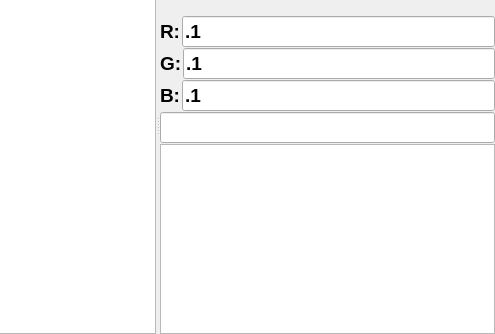
First picture: the form in model/ImageColorPicker.ui, repository LeStahL/saege, before the edit; both pictures show x 180 to 675 and y 85 to 419 of the 675 by 419 pixel window.
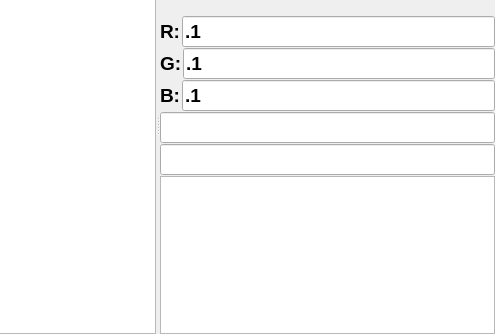
Second picture: the form after the edit.

Commit message: added inkscape feature

Patch:
```diff
--- a/model/ImageColorPicker.ui
+++ b/model/ImageColorPicker.ui
@@ -32,7 +32,7 @@
       <enum>Qt::Horizontal</enum>
      </property>
      <widget class="QGraphicsView" name="graphicsView"/>
-     <widget class="QWidget" name="">
+     <widget class="QWidget" name="layoutWidget">
       <layout class="QVBoxLayout" name="verticalLayout">
        <property name="spacing">
         <number>1</number>
@@ -189,6 +189,17 @@
          </property>
         </widget>
        </item>
+       <item>
+        <widget class="QLineEdit" name="lineEdit_5">
+         <property name="font">
+          <font>
+           <pointsize>14</pointsize>
+           <weight>75</weight>
+           <bold>true</bold>
+          </font>
+         </property>
+        </widget>
+       </item>
        <item>
         <widget class="QGraphicsView" name="graphicsView_2"/>
        </item>
```
The commit also changes 1 other file.
